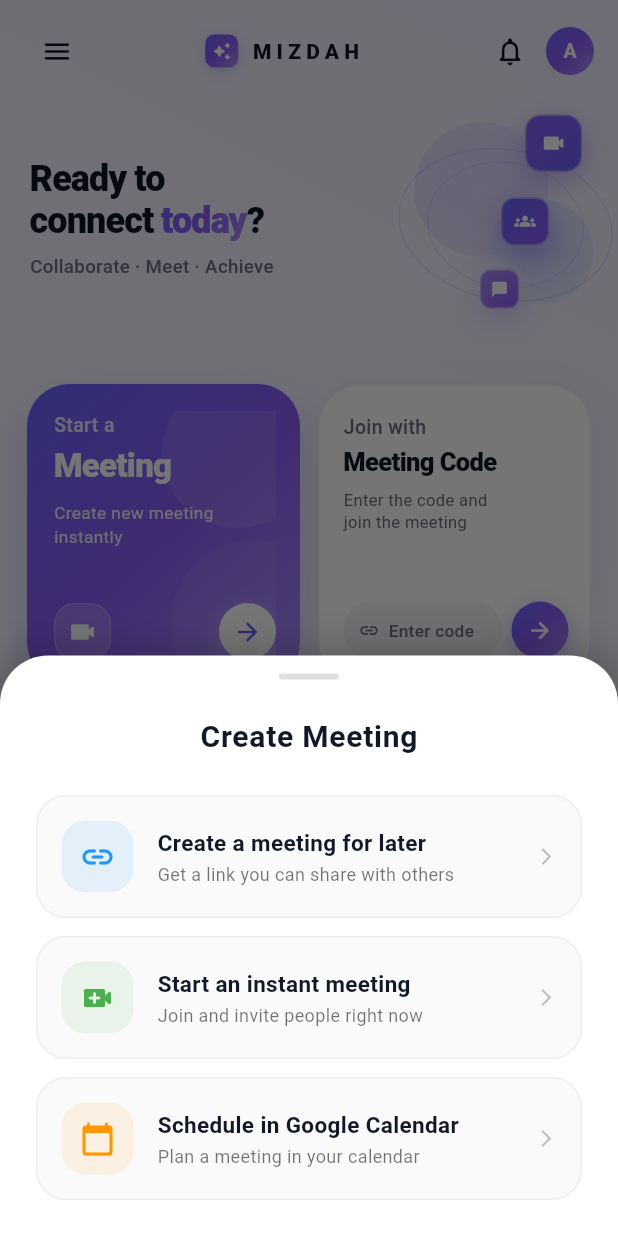
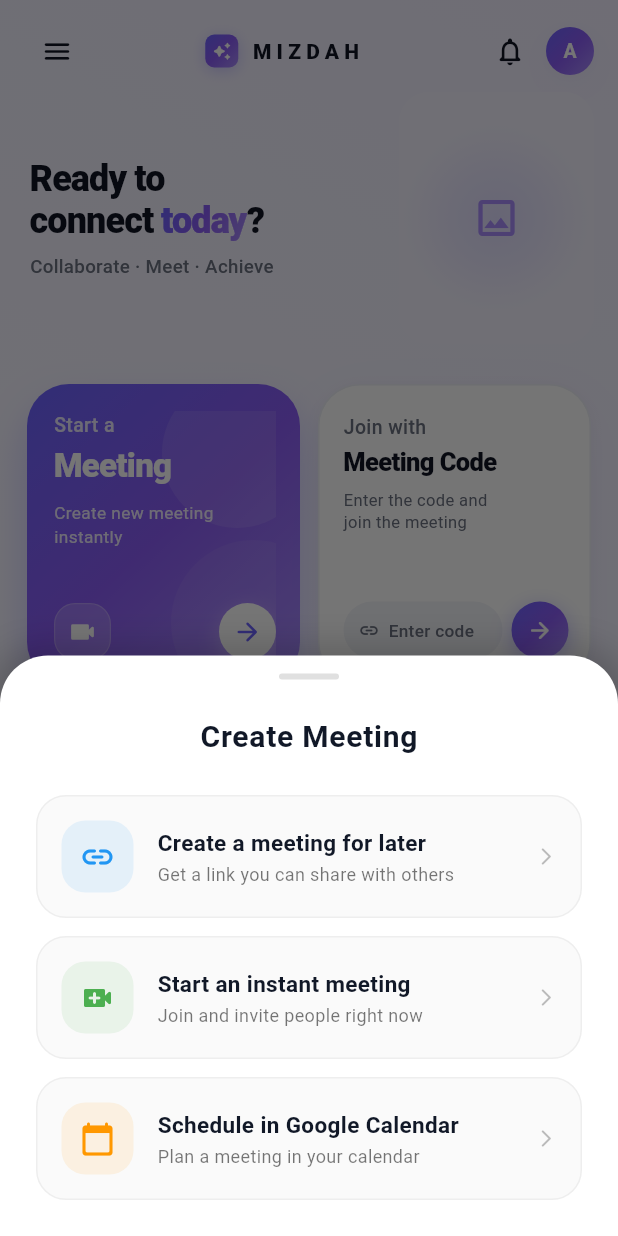
Before and after one commit to Tanmay-Girkar/mizdah, a Flutter app: the HomeScreen screen opened by its route, item 2 of the bottom bar chosen, on a phone screen of 412 x 824 dp. Run offline on Flutter 3.47's test engine with Material 3 defaults, Android fonts, the phone set to English and light mode, and no system bars; our stand-ins replace dio, emoji_picker_flutter, flutter_riverpod, flutter_secure_storage, go_router, google_sign_in and 6 more; missing offline and left inert: events2, flutter_webrtc, googleapis, h264_profile_level_id, sdp_transform; accounts and stored records are empty.

Commit message:
feat(home): swap custom-painted blob for assets/images/bg_image.png
The painted illustration (3 blurred radial gradient blobs + dual
orbit ring CustomPainter + 3 floating gradient icon cards) was a
stand-in approximation, not the actual hero artwork. Swapped to
load the user's real `assets/images/bg_image.png` via
Image.asset, wrapped in the existing 6s sin-wave float
controller so the image bobs ±4px vertically — keeping the
subtle alive feel without animating the contents.

Behaviour:
  • Missing-asset deploys don't crash — errorBuilder shows a
    soft lavender radial gradient fallback with an image icon
    so a forgotten-asset push fails gracefully.
  • pubspec asset declaration switched from a single file
    (`assets/images/mizdahlogo.png`) to the whole directory
    (`assets/images/`), so future hero images / illustrations
    drop straight in without pubspec edits.

Removed unused helper classes:
  • _Blob (radial-gradient circle with backdrop blur)
  • _OrbitPainter (CustomPainter dual-ellipse orbit ring)
  • _FloatIconCard (gradient icon tile with shadow + border)

Net: ~150 lines lighter, single-asset hero, easy to swap.

ACTION REQUIRED: save the user-supplied hero illustration as
`assets/images/bg_image.png` before launch — until then the
fallback gradient is shown.

Co-Authored-By: Claude Opus 4.7 (1M context) <noreply@anthropic.com>

```diff
--- a/lib/features/home/presentation/home_screen.dart
+++ b/lib/features/home/presentation/home_screen.dart
@@ -453,10 +453,14 @@ class _HeroHeading extends StatelessWidget {
   }
 }
 
-/// Translucent blobs + orbit lines + floating icon cards — the
-/// signature illustration in the hero. Drives subtle vertical
-/// motion on the icons via the supplied float controller's
-/// sin-wave value so the scene feels alive without being noisy.
+/// Hero illustration — uses the user-supplied `bg_image.png` from
+/// `assets/images/`. Subtle vertical bob driven by the float
+/// controller's sin-wave so the image feels alive without
+/// distracting motion.
+///
+/// If the asset is missing the errorBuilder shows a soft lavender
+/// blob fallback so a missing-file deploy doesn't crash the
+/// home screen.
 class _BlobIllustration extends StatelessWidget {
   final AnimationController floatCtrl;
   const _BlobIllustration({required this.floatCtrl});
@@ -467,190 +471,31 @@ class _BlobIllustration extends StatelessWidget {
       animation: floatCtrl,
       builder: (context, _) {
         final t = math.sin(floatCtrl.value * math.pi * 2);
-        return Stack(
-          children: [
-            // Big purple blob
-            Positioned(
-              top: 20 + t * 4,
-              left: 10,
-              child: _Blob(
-                size: 90,
-                colors: const [Color(0xFFB6A8FF), Color(0xFF8B5CF6)],
-                opacity: 0.28,
-                blur: 14,
-              ),
-            ),
-            // Smaller indigo blob
-            Positioned(
-              top: 70 - t * 6,
-              right: 0,
-              child: _Blob(
-                size: 70,
-                colors: const [Color(0xFF6C63FF), Color(0xFF3B82F6)],
-                opacity: 0.22,
-                blur: 18,
-              ),
-            ),
-            // Soft white wash blob
-            Positioned(
-              bottom: 0,
-              left: 30 + t * 3,
-              child: _Blob(
-                size: 60,
-                colors: const [Colors.white, Color(0xFFEEF2FF)],
-                opacity: 0.55,
-                blur: 10,
-              ),
-            ),
-            // Orbit ring
-            Positioned.fill(
-              child: CustomPaint(
-                painter: _OrbitPainter(progress: floatCtrl.value),
-              ),
-            ),
-            // Floating icon — video (top right)
-            Positioned(
-              top: 14 + t * -3,
-              right: 8,
-              child: const _FloatIconCard(
-                icon: Icons.videocam_rounded,
-                colors: [Color(0xFF8B5CF6), Color(0xFF6C63FF)],
-                size: 38,
-              ),
-            ),
-            // Floating icon — team (right middle)
-            Positioned(
-              top: 70 + t * 2,
-              right: 30,
-              child: const _FloatIconCard(
-                icon: Icons.groups_rounded,
-                colors: [Color(0xFF6C63FF), Color(0xFF8B5CF6)],
-                size: 32,
-              ),
-            ),
-            // Floating icon — chat (bottom)
-            Positioned(
-              bottom: 24 + t * -2,
-              right: 50,
-              child: const _FloatIconCard(
-                icon: Icons.chat_bubble_rounded,
-                colors: [Color(0xFFA78BFA), Color(0xFF8B5CF6)],
-                size: 26,
-              ),
-            ),
-          ],
+        return Transform.translate(
+          offset: Offset(0, t * 4),
+          child: Image.asset(
+            'assets/images/bg_image.png',
+            fit: BoxFit.contain,
+            errorBuilder: (context, error, stackTrace) {
+              return Container(
+                decoration: BoxDecoration(
+                  gradient: const RadialGradient(
+                    colors: [Color(0xFFE0DDFF), Color(0xFFF5F3FF)],
+                  ),
+                  borderRadius: BorderRadius.circular(20),
+                ),
+                child: const Center(
+                  child: Icon(
+                    Icons.image_outlined,
+                    color: Color(0xFFA78BFA),
+                    size: 32,
+                  ),
+                ),
+              );
+            },
+          ),
         );
       },
-    );
-  }
-}
-
-class _Blob extends StatelessWidget {
-  final double size;
-  final List<Color> colors;
-  final double opacity;
-  final double blur;
-  const _Blob({
-    required this.size,
-    required this.colors,
-    required this.opacity,
-    required this.blur,
-  });
-
-  @override
-  Widget build(BuildContext context) {
-    return ClipOval(
-      child: BackdropFilter(
-        filter: ImageFilter.blur(sigmaX: blur, sigmaY: blur),
-        child: Container(
-          width: size,
-          height: size,
-          decoration: BoxDecoration(
-            shape: BoxShape.circle,
-            gradient: RadialGradient(
-              colors: [
-                colors[0].withValues(alpha: opacity),
-                colors[1].withValues(alpha: opacity * 0.4),
-              ],
-            ),
-          ),
-        ),
-      ),
-    );
-  }
-}
-
-class _OrbitPainter extends CustomPainter {
-  final double progress;
-  _OrbitPainter({required this.progress});
-
-  @override
-  void paint(Canvas canvas, Size size) {
-    final center = Offset(size.width / 2 + 6, size.height / 2 + 4);
-    final paint = Paint()
-      ..style = PaintingStyle.stroke
-      ..strokeWidth = 0.8
-      ..color = const Color(0xFF8B5CF6).withValues(alpha: 0.20);
-
-    final r1 = math.min(size.width, size.height) * 0.55;
-    final r2 = math.min(size.width, size.height) * 0.40;
-
-    canvas.save();
-    canvas.translate(center.dx, center.dy);
-    canvas.rotate(progress * math.pi * 0.1);
-    canvas.drawOval(
-      Rect.fromCenter(
-          center: Offset.zero, width: r1 * 2, height: r1 * 1.4),
-      paint,
-    );
-    paint.color = const Color(0xFF6C63FF).withValues(alpha: 0.15);
-    canvas.drawOval(
-      Rect.fromCenter(
-          center: Offset.zero, width: r2 * 2, height: r2 * 1.6),
-      paint,
-    );
-    canvas.restore();
-  }
-
-  @override
-  bool shouldRepaint(_OrbitPainter old) => old.progress != progress;
-}
-
-class _FloatIconCard extends StatelessWidget {
-  final IconData icon;
-  final List<Color> colors;
-  final double size;
-  const _FloatIconCard({
-    required this.icon,
-    required this.colors,
-    required this.size,
-  });
-
-  @override
-  Widget build(BuildContext context) {
-    return Container(
-      width: size,
-      height: size,
-      decoration: BoxDecoration(
-        gradient: LinearGradient(
-          colors: colors,
-          begin: Alignment.topLeft,
-          end: Alignment.bottomRight,
-        ),
-        borderRadius: BorderRadius.circular(size * 0.28),
-        boxShadow: [
-          BoxShadow(
-            color: colors[0].withValues(alpha: 0.45),
-            blurRadius: 16,
-            offset: const Offset(0, 6),
-          ),
-        ],
-        border: Border.all(
-          color: Colors.white.withValues(alpha: 0.35),
-          width: 1,
-        ),
-      ),
-      child: Icon(icon, color: Colors.white, size: size * 0.45),
     );
   }
 }
--- a/pubspec.yaml
+++ b/pubspec.yaml
@@ -111,8 +111,11 @@ flutter:
   uses-material-design: true
 
   # To add assets to your application, add an assets section, like this:
+  # Registering the whole `assets/images/` directory so any image
+  # dropped in (bg_image.png, future hero illustrations, etc.) is
+  # picked up without having to edit pubspec each time.
   assets:
-    - assets/images/mizdahlogo.png
+    - assets/images/
   #   - images/a_dot_ham.jpeg
 
   # An image asset can refer to one or more resolution-specific "variants", see
```
